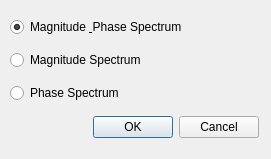
First picture: the form in dialogifft.ui, repository hubutui/ImageProcessingKit, before the edit.
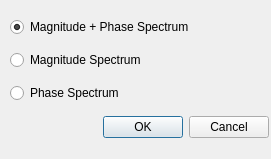
Second picture: the form after the edit.

Commit message: 修改了一下几个字符而已．

```diff
--- a/dialogifft.ui
+++ b/dialogifft.ui
@@ -13,12 +13,12 @@
   <property name="windowTitle">
    <string>IFFT Setting</string>
   </property>
-  <widget class="QWidget" name="">
+  <widget class="QWidget" name="layoutWidget">
    <property name="geometry">
     <rect>
      <x>10</x>
      <y>10</y>
-     <width>249</width>
+     <width>259</width>
      <height>138</height>
     </rect>
    </property>
@@ -26,7 +26,7 @@
     <item>
      <widget class="QRadioButton" name="radioButtonMagnitudeAndPhase">
       <property name="text">
-       <string>Magnitude &amp; Phase Spectrum</string>
+       <string>Magnitude + Phase Spectrum</string>
       </property>
       <property name="checked">
        <bool>true</bool>
```
